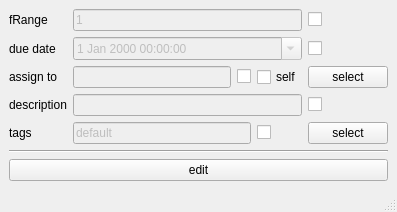
This is rbhusUI/lib/rbhusPipeAssetEditMod.ui in aumanimationstudios/rbhus as Qt 5 draws it before an edit. The edited form follows.
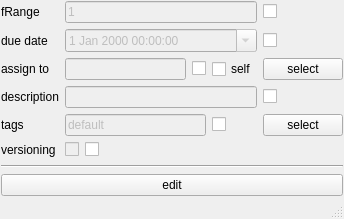
This is the edited form.

Patch:
```diff
--- a/rbhusUI/lib/rbhusPipeAssetEditMod.ui
+++ b/rbhusUI/lib/rbhusPipeAssetEditMod.ui
@@ -9,8 +9,8 @@
    <rect>
     <x>0</x>
     <y>0</y>
-    <width>397</width>
-    <height>200</height>
+    <width>344</width>
+    <height>219</height>
    </rect>
   </property>
   <property name="windowTitle">
@@ -21,7 +21,117 @@
     <bool>true</bool>
    </property>
    <layout class="QGridLayout" name="gridLayout">
-    <item row="11" column="0" colspan="6">
+    <property name="margin">
+     <number>1</number>
+    </property>
+    <item row="10" column="0">
+     <widget class="QLabel" name="labelTags">
+      <property name="sizePolicy">
+       <sizepolicy hsizetype="Fixed" vsizetype="Preferred">
+        <horstretch>0</horstretch>
+        <verstretch>0</verstretch>
+       </sizepolicy>
+      </property>
+      <property name="toolTip">
+       <string>group owner of the project directory</string>
+      </property>
+      <property name="text">
+       <string>tags</string>
+      </property>
+     </widget>
+    </item>
+    <item row="2" column="0">
+     <widget class="QLabel" name="labelFRange">
+      <property name="sizePolicy">
+       <sizepolicy hsizetype="Fixed" vsizetype="Maximum">
+        <horstretch>0</horstretch>
+        <verstretch>0</verstretch>
+       </sizepolicy>
+      </property>
+      <property name="text">
+       <string>fRange</string>
+      </property>
+     </widget>
+    </item>
+    <item row="2" column="1" colspan="5">
+     <widget class="QLineEdit" name="lineEditFRange">
+      <property name="enabled">
+       <bool>false</bool>
+      </property>
+      <property name="sizePolicy">
+       <sizepolicy hsizetype="MinimumExpanding" vsizetype="Fixed">
+        <horstretch>0</horstretch>
+        <verstretch>0</verstretch>
+       </sizepolicy>
+      </property>
+      <property name="text">
+       <string>1</string>
+      </property>
+     </widget>
+    </item>
+    <item row="13" column="0" colspan="7">
+     <widget class="Line" name="line">
+      <property name="sizePolicy">
+       <sizepolicy hsizetype="MinimumExpanding" vsizetype="Fixed">
+        <horstretch>0</horstretch>
+        <verstretch>0</verstretch>
+       </sizepolicy>
+      </property>
+      <property name="orientation">
+       <enum>Qt::Horizontal</enum>
+      </property>
+     </widget>
+    </item>
+    <item row="6" column="5">
+     <widget class="QCheckBox" name="checkAssignSelf">
+      <property name="text">
+       <string>self</string>
+      </property>
+      <property name="checked">
+       <bool>false</bool>
+      </property>
+     </widget>
+    </item>
+    <item row="6" column="6">
+     <widget class="QPushButton" name="pushUsers">
+      <property name="text">
+       <string>select</string>
+      </property>
+     </widget>
+    </item>
+    <item row="4" column="0">
+     <widget class="QLabel" name="labelDue">
+      <property name="sizePolicy">
+       <sizepolicy hsizetype="Fixed" vsizetype="Preferred">
+        <horstretch>0</horstretch>
+        <verstretch>0</verstretch>
+       </sizepolicy>
+      </property>
+      <property name="text">
+       <string>due date</string>
+      </property>
+     </widget>
+    </item>
+    <item row="4" column="6">
+     <widget class="QCheckBox" name="checkDueDate">
+      <property name="enabled">
+       <bool>true</bool>
+      </property>
+      <property name="sizePolicy">
+       <sizepolicy hsizetype="Fixed" vsizetype="Fixed">
+        <horstretch>0</horstretch>
+        <verstretch>0</verstretch>
+       </sizepolicy>
+      </property>
+      <property name="text">
+       <string/>
+      </property>
+      <property name="checked">
+       <bool>false</bool>
+      </property>
+     </widget>
+    </item>
+    <item row="12" column="0" colspan="7">
      <spacer name="verticalSpacer">
       <property name="orientation">
        <enum>Qt::Vertical</enum>
@@ -34,28 +144,97 @@
       </property>
      </spacer>
     </item>
-    <item row="6" column="5">
-     <widget class="QPushButton" name="pushUsers">
+    <item row="7" column="1" colspan="5">
+     <widget class="QLineEdit" name="lineEditDesc">
+      <property name="enabled">
+       <bool>false</bool>
+      </property>
+      <property name="sizePolicy">
+       <sizepolicy hsizetype="MinimumExpanding" vsizetype="Fixed">
+        <horstretch>0</horstretch>
+        <verstretch>0</verstretch>
+       </sizepolicy>
+      </property>
+      <property name="toolTip">
+       <string>group owner of the project directory</string>
+      </property>
       <property name="text">
-       <string>select</string>
+       <string/>
       </property>
      </widget>
     </item>
-    <item row="12" column="0" colspan="6">
-     <widget class="Line" name="line">
+    <item row="11" column="0">
+     <widget class="QLabel" name="labelVersion">
       <property name="sizePolicy">
+       <sizepolicy hsizetype="Fixed" vsizetype="Preferred">
+        <horstretch>0</horstretch>
+        <verstretch>0</verstretch>
+       </sizepolicy>
+      </property>
+      <property name="toolTip">
+       <string>group owner of the project directory</string>
+      </property>
+      <property name="text">
+       <string>versioning</string>
+      </property>
+     </widget>
+    </item>
+    <item row="11" column="1">
+     <widget class="QCheckBox" name="checkVersion">
+      <property name="enabled">
+       <bool>false</bool>
+      </property>
+      <property name="sizePolicy">
+       <sizepolicy hsizetype="Fixed" vsizetype="Fixed">
+        <horstretch>0</horstretch>
+        <verstretch>0</verstretch>
+       </sizepolicy>
+      </property>
+      <property name="text">
+       <string/>
+      </property>
+      <property name="checked">
+       <bool>false</bool>
+      </property>
+     </widget>
+    </item>
+    <item row="4" column="1" colspan="5">
+     <widget class="QDateTimeEdit" name="dateEditDue">
+      <property name="enabled">
+       <bool>false</bool>
+      </property>
+      <property name="sizePolicy">
        <sizepolicy hsizetype="MinimumExpanding" vsizetype="Fixed">
         <horstretch>0</horstretch>
         <verstretch>0</verstretch>
        </sizepolicy>
       </property>
-      <property name="orientation">
-       <enum>Qt::Horizontal</enum>
+      <property name="calendarPopup">
+       <bool>true</bool>
       </property>
      </widget>
     </item>
-    <item row="4" column="5">
-     <widget class="QCheckBox" name="checkDueDate">
+    <item row="10" column="1" colspan="4">
+     <widget class="QLineEdit" name="lineEditTags">
+      <property name="enabled">
+       <bool>false</bool>
+      </property>
+      <property name="sizePolicy">
+       <sizepolicy hsizetype="MinimumExpanding" vsizetype="Fixed">
+        <horstretch>0</horstretch>
+        <verstretch>0</verstretch>
+       </sizepolicy>
+      </property>
+      <property name="toolTip">
+       <string>group owner of the project directory</string>
+      </property>
+      <property name="text">
+       <string>default</string>
+      </property>
+     </widget>
+    </item>
+    <item row="7" column="6">
+     <widget class="QCheckBox" name="checkDesc">
       <property name="enabled">
        <bool>true</bool>
       </property>
@@ -75,6 +254,12 @@
     </item>
     <item row="7" column="0">
      <widget class="QLabel" name="labelDesc">
+      <property name="sizePolicy">
+       <sizepolicy hsizetype="Fixed" vsizetype="Preferred">
+        <horstretch>0</horstretch>
+        <verstretch>0</verstretch>
+       </sizepolicy>
+      </property>
       <property name="toolTip">
        <string>group owner of the project directory</string>
       </property>
@@ -83,164 +268,88 @@
       </property>
      </widget>
     </item>
-    <item row="2" column="0">
-     <widget class="QLabel" name="labelFRange">
+    <item row="6" column="1" colspan="3">
+     <widget class="QLineEdit" name="lineEditWorkers">
+      <property name="enabled">
+       <bool>false</bool>
+      </property>
       <property name="sizePolicy">
-       <sizepolicy hsizetype="Maximum" vsizetype="Maximum">
+       <sizepolicy hsizetype="MinimumExpanding" vsizetype="Fixed">
         <horstretch>0</horstretch>
         <verstretch>0</verstretch>
        </sizepolicy>
       </property>
+      <property name="toolTip">
+       <string>list of space separated usernames</string>
+      </property>
+     </widget>
+    </item>
+    <item row="2" column="6">
+     <widget class="QCheckBox" name="checkFRange">
+      <property name="enabled">
+       <bool>true</bool>
+      </property>
+      <property name="sizePolicy">
+       <sizepolicy hsizetype="Fixed" vsizetype="Fixed">
+        <horstretch>0</horstretch>
+        <verstretch>0</verstretch>
+       </sizepolicy>
+      </property>
       <property name="text">
-       <string>fRange</string>
+       <string/>
       </property>
+      <property name="checked">
+       <bool>false</bool>
+      </property>
      </widget>
     </item>
-    <item row="13" column="0" colspan="6">
+    <item row="10" column="6">
+     <widget class="QPushButton" name="pushTags">
+      <property name="text">
+       <string>select</string>
+      </property>
+     </widget>
+    </item>
+    <item row="6" column="4">
+     <widget class="QCheckBox" name="checkAssign">
+      <property name="enabled">
+       <bool>true</bool>
+      </property>
+      <property name="sizePolicy">
+       <sizepolicy hsizetype="Fixed" vsizetype="Fixed">
+        <horstretch>0</horstretch>
+        <verstretch>0</verstretch>
+       </sizepolicy>
+      </property>
+      <property name="text">
+       <string/>
+      </property>
+      <property name="checked">
+       <bool>false</bool>
+      </property>
+     </widget>
+    </item>
+    <item row="14" column="0" colspan="7">
      <widget class="QPushButton" name="pushEdit">
       <property name="text">
        <string>edit</string>
       </property>
      </widget>
     </item>
-    <item row="10" column="5">
-     <widget class="QPushButton" name="pushTags">
-      <property name="text">
-       <string>select</string>
-      </property>
-     </widget>
-    </item>
-    <item row="4" column="0">
-     <widget class="QLabel" name="labelDue">
-      <property name="sizePolicy">
-       <sizepolicy hsizetype="Maximum" vsizetype="Preferred">
-        <horstretch>0</horstretch>
-        <verstretch>0</verstretch>
-       </sizepolicy>
-      </property>
-      <property name="text">
-       <string>due date</string>
-      </property>
-     </widget>
-    </item>
-    <item row="10" column="0">
-     <widget class="QLabel" name="labelTags">
-      <property name="toolTip">
-       <string>group owner of the project directory</string>
-      </property>
-      <property name="text">
-       <string>tags</string>
-      </property>
-     </widget>
-    </item>
     <item row="6" column="0">
      <widget class="QLabel" name="labelAssignTo">
+      <property name="sizePolicy">
+       <sizepolicy hsizetype="Fixed" vsizetype="Preferred">
+        <horstretch>0</horstretch>
+        <verstretch>0</verstretch>
+       </sizepolicy>
+      </property>
       <property name="text">
        <string>assign to</string>
       </property>
      </widget>
     </item>
-    <item row="6" column="4">
-     <widget class="QCheckBox" name="checkAssignSelf">
-      <property name="text">
-       <string>self</string>
-      </property>
-      <property name="checked">
-       <bool>false</bool>
-      </property>
-     </widget>
-    </item>
-    <item row="2" column="5">
-     <widget class="QCheckBox" name="checkFRange">
-      <property name="enabled">
-       <bool>true</bool>
-      </property>
-      <property name="sizePolicy">
-       <sizepolicy hsizetype="Fixed" vsizetype="Fixed">
-        <horstretch>0</horstretch>
-        <verstretch>0</verstretch>
-       </sizepolicy>
-      </property>
-      <property name="text">
-       <string/>
-      </property>
-      <property name="checked">
-       <bool>false</bool>
-      </property>
-     </widget>
-    </item>
-    <item row="7" column="1" colspan="4">
-     <widget class="QLineEdit" name="lineEditDesc">
-      <property name="enabled">
-       <bool>false</bool>
-      </property>
-      <property name="toolTip">
-       <string>group owner of the project directory</string>
-      </property>
-      <property name="text">
-       <string/>
-      </property>
-     </widget>
-    </item>
-    <item row="10" column="1" colspan="3">
-     <widget class="QLineEdit" name="lineEditTags">
-      <property name="enabled">
-       <bool>false</bool>
-      </property>
-      <property name="toolTip">
-       <string>group owner of the project directory</string>
-      </property>
-      <property name="text">
-       <string>default</string>
-      </property>
-     </widget>
-    </item>
-    <item row="7" column="5">
-     <widget class="QCheckBox" name="checkDesc">
-      <property name="enabled">
-       <bool>true</bool>
-      </property>
-      <property name="sizePolicy">
-       <sizepolicy hsizetype="Fixed" vsizetype="Fixed">
-        <horstretch>0</horstretch>
-        <verstretch>0</verstretch>
-       </sizepolicy>
-      </property>
-      <property name="text">
-       <string/>
-      </property>
-      <property name="checked">
-       <bool>false</bool>
-      </property>
-     </widget>
-    </item>
-    <item row="4" column="1" colspan="4">
-     <widget class="QDateTimeEdit" name="dateEditDue">
-      <property name="enabled">
-       <bool>false</bool>
-      </property>
-      <property name="calendarPopup">
-       <bool>true</bool>
-      </property>
-     </widget>
-    </item>
-    <item row="2" column="1" colspan="4">
-     <widget class="QLineEdit" name="lineEditFRange">
-      <property name="enabled">
-       <bool>false</bool>
-      </property>
-      <property name="sizePolicy">
-       <sizepolicy hsizetype="MinimumExpanding" vsizetype="Fixed">
-        <horstretch>0</horstretch>
-        <verstretch>0</verstretch>
-       </sizepolicy>
-      </property>
-      <property name="text">
-       <string>1</string>
-      </property>
-     </widget>
-    </item>
-    <item row="10" column="4">
+    <item row="10" column="5">
      <widget class="QCheckBox" name="checkTags">
       <property name="enabled">
        <bool>true</bool>
@@ -259,18 +368,8 @@
       </property>
      </widget>
     </item>
-    <item row="6" column="1" colspan="2">
-     <widget class="QLineEdit" name="lineEditWorkers">
-      <property name="enabled">
-       <bool>false</bool>
-      </property>
-      <property name="toolTip">
-       <string>list of space separated usernames</string>
-      </property>
-     </widget>
-    </item>
-    <item row="6" column="3">
-     <widget class="QCheckBox" name="checkAssign">
+    <item row="11" column="2">
+     <widget class="QCheckBox" name="checkVersionEnable">
       <property name="enabled">
        <bool>true</bool>
       </property>
```
